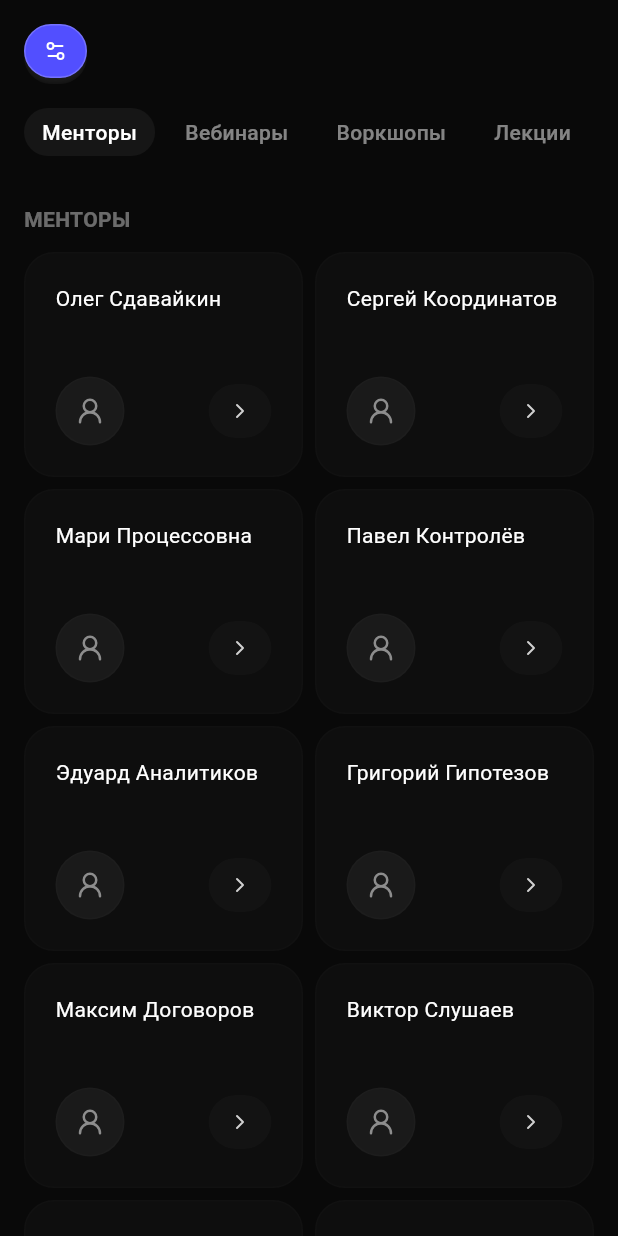
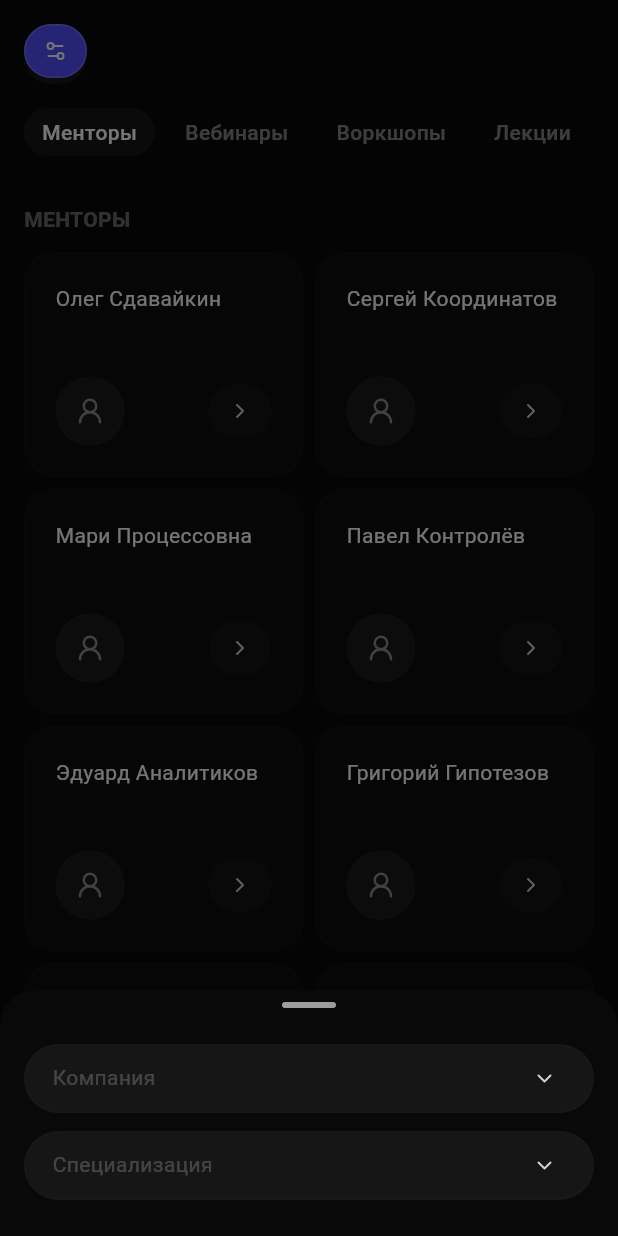
Before and after one commit to mosprom-hack/mosprom_mobile, a Flutter app: the _EducationPageContent screen opened directly, after a tap on an icon or button, on a phone screen of 412 x 824 dp. Run offline on Flutter 3.47's test engine with Material 3 defaults, Android fonts, the phone set to English and light mode, and no system bars; our stand-ins replace dio, equatable, flutter_bloc, flutter_lucide, freezed_annotation, get_it and 1 more; Roboto replaces fonts that are missing (SF Pro); project files that could hold a hidden picture were left out.

Commit message:
feat: Add EducationFiltersBottomSheet for enhanced filtering options and integrate with EducationPage feat: Update AppDropdown to support clear button functionality and dynamic dropdown positioning feat: Add grabber color to ColorService for consistent UI elements

```diff
--- a/lib/core/services/color_service.dart
+++ b/lib/core/services/color_service.dart
@@ -57,5 +57,7 @@ class ColorService {
   Color get textFieldError => AppColors.red400;
   Color get textFieldErrorText => AppColors.red400;
 
+  Color get grabber => AppColors.whiteAlpha60;
+
   Color get transparent => AppColors.transparent;
 }
--- /dev/null
+++ b/lib/presentation/pages/home/education/education_filters_bottom_sheet.dart
@@ -0,0 +1,315 @@
+import 'package:flutter/material.dart';
+import 'package:flutter_lucide/flutter_lucide.dart';
+import '../../../../core/consts/app_fonts.dart';
+import '../../../../core/services/color_service.dart';
+import '../../../../ui/checkboxes/app_checkbox.dart';
+import '../../../../ui/chipboxes/app_chipbox_group.dart';
+import '../../../../ui/dropdowns/app_dropdown.dart';
+import '../../../../ui/dropdowns/app_dropdown_controller.dart';
+import '../../../../ui/dropdowns/app_dropdown_size.dart';
+import '../../../../ui/text_fields/app_text_field.dart';
+
+enum _BottomSheetView { filters, companies }
+
+class EducationFiltersBottomSheet extends StatefulWidget {
+  const EducationFiltersBottomSheet({super.key});
+
+  @override
+  State<EducationFiltersBottomSheet> createState() =>
+      _EducationFiltersBottomSheetState();
+}
+
+class _EducationFiltersBottomSheetState
+    extends State<EducationFiltersBottomSheet> {
+  _BottomSheetView _currentView = _BottomSheetView.filters;
+  final DropdownController _specializationController = DropdownController();
+  final TextEditingController _searchController = TextEditingController();
+  final List<String> _selectedExperience = [];
+  final List<String> _selectedCompanies = [];
+
+  final List<String> _specializationItems = [
+    'AI в машиностроении',
+    'Цифровые двойники',
+    'Роботизированная сварка',
+    'Генная инженерия',
+    'Молекулярная химия',
+  ];
+
+  final List<String> _experienceOptions = [
+    'Микросхемы общепромышленного применения',
+    'RFID-продукция и смарт-карты',
+    'Микроконтроллеры',
+    'Микросхемы отраслевого применения',
+  ];
+
+  final List<String> _allCompanies = [
+    'Авангард',
+    'Спутникс',
+    'ГУП «Мосгортранс»',
+    'Микрон',
+  ];
+
+  @override
+  void initState() {
+    super.initState();
+    _specializationController.addListener(_onSpecializationChanged);
+  }
+
+  @override
+  void dispose() {
+    _specializationController.removeListener(_onSpecializationChanged);
+    _specializationController.dispose();
+    _searchController.dispose();
+    super.dispose();
+  }
+
+  void _onSpecializationChanged() {
+    setState(() {});
+  }
+
+  @override
+  Widget build(BuildContext context) {
+    final colors = ColorService.instance;
+
+    return Container(
+      decoration: BoxDecoration(
+        color: colors.background,
+        borderRadius: const BorderRadius.only(
+          topLeft: Radius.circular(24),
+          topRight: Radius.circular(24),
+        ),
+      ),
+      child: _currentView == _BottomSheetView.filters
+          ? _buildFiltersView(colors)
+          : _buildCompaniesView(colors),
+    );
+  }
+
+  Widget _buildFiltersView(ColorService colors) {
+    return Column(
+      mainAxisSize: MainAxisSize.min,
+      children: [
+        const SizedBox(height: 8),
+        Container(
+          width: 36,
+          height: 4,
+          decoration: BoxDecoration(
+            color: colors.grabber,
+            borderRadius: BorderRadius.circular(2),
+          ),
+        ),
+        const SizedBox(height: 24),
+        Padding(
+          padding: const EdgeInsets.symmetric(horizontal: 16),
+          child: Column(
+            crossAxisAlignment: CrossAxisAlignment.start,
+            mainAxisSize: MainAxisSize.min,
+            children: [
+              _buildCompanyButton(),
+              const SizedBox(height: 12),
+              AppDropdown(
+                controller: _specializationController,
+                items: _specializationItems,
+                placeholder: 'Специализация',
+                size: AppDropdownSize.md,
+                allowClear: true,
+              ),
+              if (_specializationController.hasValue) ...[
+                const SizedBox(height: 24),
+                Text(
+                  'Опыт в:',
+                  style: AppFonts.bodyMedium.copyWith(
+                    color: colors.textPrimary,
+                  ),
+                ),
+                const SizedBox(height: 12),
+                AppChipboxGroup(
+                  options: _experienceOptions,
+                  selectedValues: _selectedExperience,
+                  onChanged: (values) {
+                    setState(() {
+                      _selectedExperience.clear();
+                      _selectedExperience.addAll(values);
+                    });
+                  },
+                ),
+              ],
+              const SizedBox(height: 24),
+            ],
+          ),
+        ),
+      ],
+    );
+  }
+
+  Widget _buildCompaniesView(ColorService colors) {
+    final filteredCompanies = _searchController.text.isEmpty
+        ? _allCompanies
+        : _allCompanies
+              .where(
+                (company) => company.toLowerCase().contains(
+                  _searchController.text.toLowerCase(),
+                ),
+              )
+              .toList();
+
+    return SizedBox(
+      height: MediaQuery.of(context).size.height * 0.8,
+      child: Column(
+        mainAxisSize: MainAxisSize.max,
+        children: [
+          const SizedBox(height: 8),
+          Container(
+            width: 36,
+            height: 4,
+            decoration: BoxDecoration(
+              color: colors.grabber,
+              borderRadius: BorderRadius.circular(2),
+            ),
+          ),
+          const SizedBox(height: 16),
+          Expanded(
+            child: SafeArea(
+              child: Column(
+                children: [
+                  Padding(
+                    padding: const EdgeInsets.symmetric(horizontal: 16),
+                    child: Row(
+                      children: [
+                        GestureDetector(
+                          onTap: () {
+                            setState(() {
+                              _currentView = _BottomSheetView.filters;
+                            });
+                          },
+                          child: Container(
+                            width: 40,
+                            height: 40,
+                            decoration: BoxDecoration(
+                              color: colors.surfaceElevated,
+                              borderRadius: BorderRadius.circular(20),
+                            ),
+                            child: Icon(
+                              LucideIcons.chevron_left,
+                              size: 20,
+                              color: colors.textPrimary,
+                            ),
+                          ),
+                        ),
+                        Expanded(
+                          child: Text(
+                            'Компании',
+                            textAlign: TextAlign.center,
+                            style: AppFonts.h4.copyWith(
+                              color: colors.textPrimary,
+                            ),
+                          ),
+                        ),
+                        const SizedBox(width: 40),
+                      ],
+                    ),
+                  ),
+                  const SizedBox(height: 24),
+                  Padding(
+                    padding: const EdgeInsets.symmetric(horizontal: 16),
+                    child: AppTextField(
+                      controller: _searchController,
+                      placeholder: 'Найти',
+                      leadingIcon: LucideIcons.search,
+                      onChanged: (value) {
+                        setState(() {});
+                      },
+                    ),
+                  ),
+                  const SizedBox(height: 16),
+                  Expanded(
+                    child: ListView.builder(
+                      padding: const EdgeInsets.symmetric(horizontal: 16),
+                      itemCount: filteredCompanies.length,
+                      itemBuilder: (context, index) {
+                        final company = filteredCompanies[index];
+                        final isSelected = _selectedCompanies.contains(company);
+
+                        return Padding(
+                          padding: const EdgeInsets.only(bottom: 12),
+                          child: AppCheckbox(
+                            value: isSelected,
+                            label: company,
+                            onChanged: (value) {
+                              setState(() {
+                                if (value) {
+                                  _selectedCompanies.add(company);
+                                } else {
+                                  _selectedCompanies.remove(company);
+                                }
+                              });
+                            },
+                          ),
+                        );
+                      },
+                    ),
+                  ),
+                  const SizedBox(height: 24),
+                ],
+              ),
+            ),
+          ),
+        ],
+      ),
+    );
+  }
+
+  Widget _buildCompanyButton() {
+    final colors = ColorService.instance;
+    final hasSelectedCompanies = _selectedCompanies.isNotEmpty;
+
+    return InkWell(
+      onTap: () {
+        setState(() {
+          _currentView = _BottomSheetView.companies;
+        });
+      },
+      borderRadius: BorderRadius.circular(32),
+      child: Container(
+        height: 46,
+        decoration: BoxDecoration(
+          color: colors.surfaceElevated,
+          border: Border.all(color: colors.surfaceBorder, width: 1),
+          borderRadius: BorderRadius.circular(32),
+        ),
+        padding: const EdgeInsets.only(left: 18, right: 6),
+        child: Row(
+          children: [
+            Expanded(
+              child: Text(
+                hasSelectedCompanies
+                    ? _selectedCompanies.join(', ')
+                    : 'Компания',
+                style: AppFonts.bodyMedium.copyWith(
+                  color: hasSelectedCompanies
+                      ? colors.buttonSecondaryText
+                      : colors.textTertiary,
+                ),
+              ),
+            ),
+            const SizedBox(width: 8),
+            Container(
+              width: 52,
+              height: 36,
+              decoration: BoxDecoration(
+                borderRadius: BorderRadius.circular(32),
+              ),
+              child: Center(
+                child: Icon(
+                  LucideIcons.chevron_down,
+                  size: 16,
+                  color: colors.buttonSecondaryText,
+                ),
+              ),
+            ),
+          ],
+        ),
+      ),
+    );
+  }
+}
--- a/lib/presentation/pages/home/education/education_page.dart
+++ b/lib/presentation/pages/home/education/education_page.dart
@@ -17,6 +17,7 @@ import '../../../../ui/tabs/app_tab.dart';
 import 'blocs/education_bloc.dart';
 import 'blocs/education_event.dart';
 import 'blocs/education_state.dart';
+import 'education_filters_bottom_sheet.dart';
 
 class EducationPage extends StatelessWidget {
   const EducationPage({super.key});
@@ -51,7 +52,14 @@ class _EducationPageContent extends StatelessWidget {
                     variant: AppButtonVariant.filled,
                     size: AppButtonSize.md,
                     icon: LucideIcons.settings_2,
-                    onPressed: () {},
+                    onPressed: () {
+                      showModalBottomSheet(
+                        context: context,
+                        backgroundColor: Colors.transparent,
+                        isScrollControlled: true,
+                        builder: (context) => const EducationFiltersBottomSheet(),
+                      );
+                    },
                   ),
                 ],
               ),
```
Also changed, not shown: lib/ui/dropdowns/app_dropdown.dart (+42 -4 lines).
